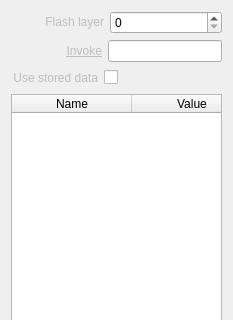
This is Widgets/Inspector/InspectorTemplateWidget.ui in CasparCG/client as Qt 5 draws it before an edit; both pictures show x 0 to 233 and y 0 to 320 of the 233 by 478 pixel window. The edited form follows.
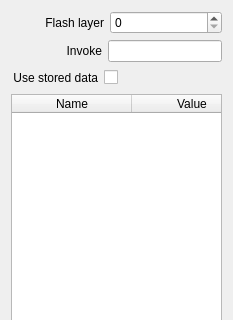
This is the edited form.

The edit to the form file:
```diff
--- a/Widgets/Inspector/InspectorTemplateWidget.ui
+++ b/Widgets/Inspector/InspectorTemplateWidget.ui
@@ -44,7 +44,7 @@
      <item>
       <widget class="QLabel" name="labelFlashlayer">
        <property name="text">
-        <string>&lt;a href=&quot;Flash layer&quot; style=&quot;color: #BEBEBE;&quot;&gt;Flash layer&lt;/a&gt;</string>
+        <string>Flash layer</string>
        </property>
        <property name="alignment">
         <set>Qt::AlignRight|Qt::AlignTrailing|Qt::AlignVCenter</set>
@@ -90,7 +90,7 @@
      <item>
       <widget class="QLabel" name="labelInvoke">
        <property name="text">
-        <string>&lt;a href=&quot;Invoke&quot; style=&quot;color: #BEBEBE;&quot;&gt;Invoke&lt;/a&gt;</string>
+        <string>Invoke</string>
        </property>
        <property name="alignment">
         <set>Qt::AlignRight|Qt::AlignTrailing|Qt::AlignVCenter</set>
@@ -127,7 +127,7 @@
      <item>
       <widget class="QLabel" name="labelUseStoredData">
        <property name="text">
-        <string>&lt;a href=&quot;Use stored data&quot; style=&quot;color: #BEBEBE;&quot;&gt;Use stored data&lt;/a&gt;</string>
+        <string>Use stored data</string>
        </property>
        <property name="alignment">
         <set>Qt::AlignRight|Qt::AlignTrailing|Qt::AlignVCenter</set>
```
